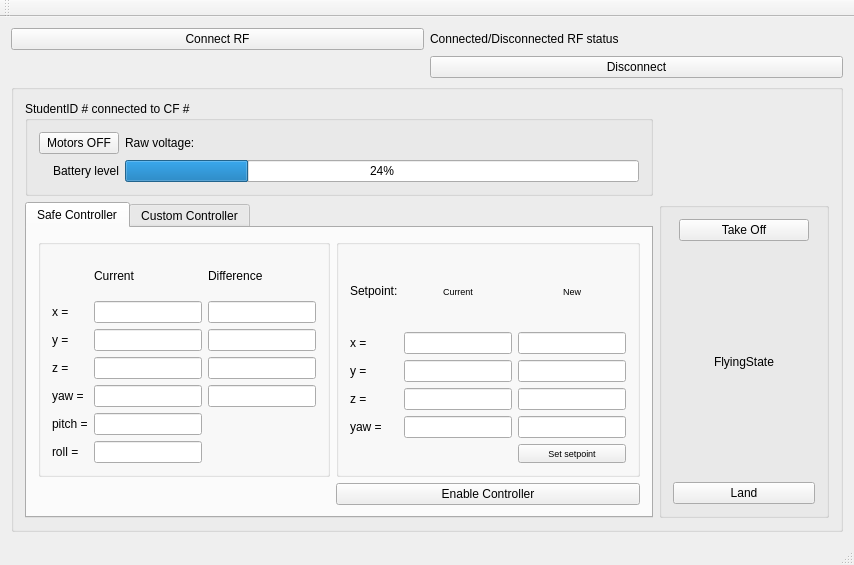
This is pps_ws/src/d_fall_pps/GUI_Qt/studentGUI/src/MainWindow.ui in alexdidier/rampc-quadrotor as Qt 5 draws it before an edit. The edited form follows.
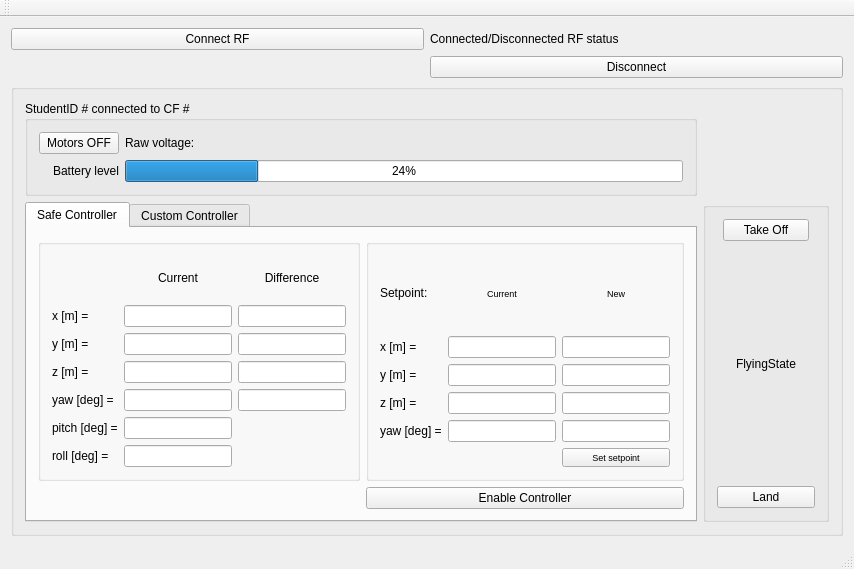
This is the edited form. The open tabs and pages were chosen to show the change.

```diff
--- a/pps_ws/src/d_fall_pps/GUI_Qt/studentGUI/src/MainWindow.ui
+++ b/pps_ws/src/d_fall_pps/GUI_Qt/studentGUI/src/MainWindow.ui
@@ -7,7 +7,7 @@
     <x>0</x>
     <y>0</y>
     <width>854</width>
-    <height>565</height>
+    <height>569</height>
    </rect>
   </property>
   <property name="windowTitle">
@@ -89,28 +89,28 @@
               <item row="1" column="0">
                <widget class="QLabel" name="current_x_label">
                 <property name="text">
-                 <string>x =</string>
+                 <string>x [m] =</string>
                 </property>
                </widget>
               </item>
               <item row="3" column="0">
                <widget class="QLabel" name="current_z_label">
                 <property name="text">
-                 <string>z =</string>
+                 <string>z [m] =</string>
                 </property>
                </widget>
               </item>
               <item row="2" column="0">
                <widget class="QLabel" name="current_y_label">
                 <property name="text">
-                 <string>y =</string>
+                 <string>y [m] =</string>
                 </property>
                </widget>
               </item>
               <item row="4" column="0">
                <widget class="QLabel" name="current_yaw_label">
                 <property name="text">
-                 <string>yaw = </string>
+                 <string>yaw [deg] = </string>
                 </property>
                </widget>
               </item>
@@ -124,14 +124,14 @@
               <item row="5" column="0">
                <widget class="QLabel" name="current_pitch_label">
                 <property name="text">
-                 <string>pitch =</string>
+                 <string>pitch [deg] =</string>
                 </property>
                </widget>
               </item>
               <item row="6" column="0">
                <widget class="QLabel" name="current_roll_label">
                 <property name="text">
-                 <string>roll =</string>
+                 <string>roll [deg] =</string>
                 </property>
                </widget>
               </item>
@@ -147,6 +147,9 @@
                 <property name="text">
                  <string>Current</string>
                 </property>
+                <property name="alignment">
+                 <set>Qt::AlignCenter</set>
+                </property>
                </widget>
               </item>
               <item row="1" column="2">
@@ -182,6 +185,9 @@
                 <property name="text">
                  <string>Difference</string>
                 </property>
+                <property name="alignment">
+                 <set>Qt::AlignCenter</set>
+                </property>
                </widget>
               </item>
              </layout>
@@ -219,7 +225,7 @@
               <item row="4" column="0">
                <widget class="QLabel" name="label_11">
                 <property name="text">
-                 <string>yaw =</string>
+                 <string>yaw [deg] =</string>
                 </property>
                </widget>
               </item>
@@ -241,21 +247,21 @@
               <item row="1" column="0">
                <widget class="QLabel" name="label_7">
                 <property name="text">
-                 <string>x =</string>
+                 <string>x [m] =</string>
                 </property>
                </widget>
               </item>
               <item row="3" column="0">
                <widget class="QLabel" name="label_9">
                 <property name="text">
-                 <string>z =</string>
+                 <string>z [m] =</string>
                 </property>
                </widget>
               </item>
               <item row="2" column="0">
                <widget class="QLabel" name="label_8">
                 <property name="text">
-                 <string>y =</string>
+                 <string>y [m] =</string>
                 </property>
                </widget>
               </item>
```
Left out of the diff: 28 changed lines with no effect on the pictures.
